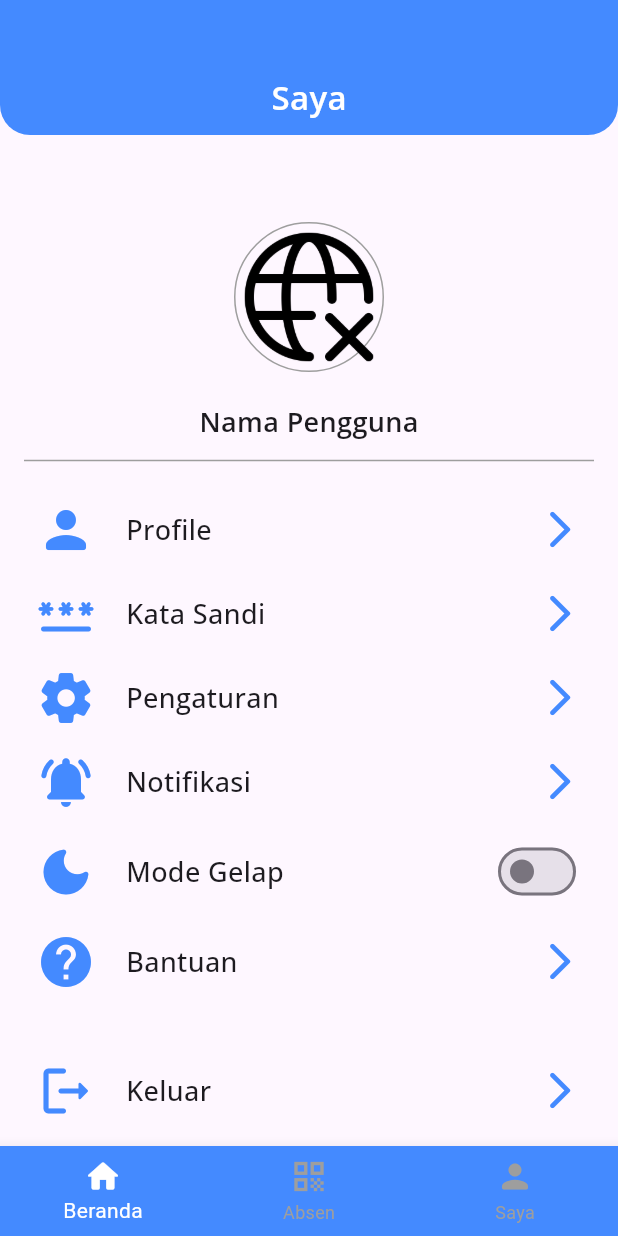
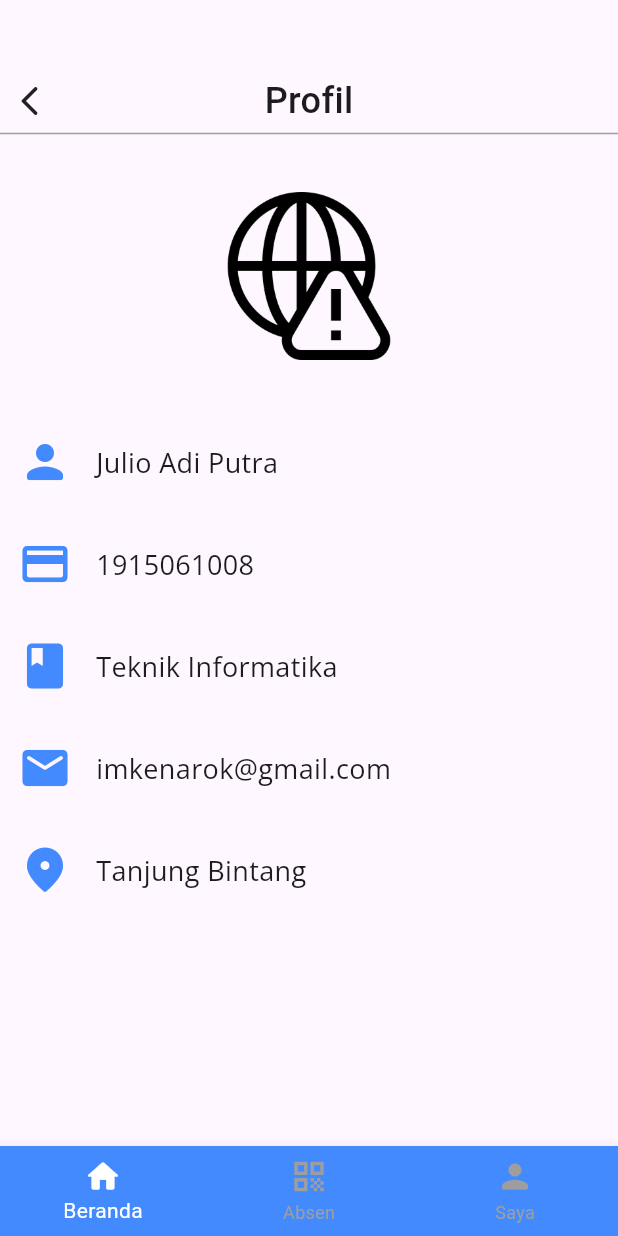
Before and after one commit to jujuupanda/sistem_informasi_management, a Flutter app: the ProfilePage screen opened by its route, after a tap on "Profile", on a phone screen of 412 x 824 dp. Run offline on Flutter 3.47's test engine with Material 3 defaults, Android fonts, the phone set to English and light mode, and no system bars; our stand-ins replace bloc, connectivity_plus, equatable, flutter_bloc, gap, go_router and 3 more; accounts and stored records are empty; network calls fail.

Commit message:
develop user info profile page

```diff
--- a/lib/src/presentation/pages/choice/choice.dart
+++ b/lib/src/presentation/pages/choice/choice.dart
@@ -1,9 +1,8 @@
 import 'package:flutter/material.dart';
 import 'package:gap/gap.dart';
-import 'package:go_router/go_router.dart';
-import 'package:sistem_informasi_sekolah/src/utils/assets.dart';
 
 import '../../../routes/name_routes.dart';
+import '../../../utils/utils.dart';
 import '../../widgets/choice/choice_widget.dart';
 
 class ChoicePage extends StatefulWidget {
--- a/lib/src/presentation/pages/profile/profile.dart
+++ b/lib/src/presentation/pages/profile/profile.dart
@@ -224,7 +224,9 @@ class _ProfilePageState extends State<ProfilePage> {
                             const Gap(10),
                             ProfileMenu(
                               name: "Profile",
-                              onTap: () {},
+                              onTap: () {
+                                context.pushNamed(Routes.userInfo);
+                              },
                               icon: Icons.person_rounded,
                             ),
                             ProfileMenu(
--- /dev/null
+++ b/lib/src/presentation/pages/profile/user_info.dart
@@ -0,0 +1,74 @@
+import 'package:flutter/material.dart';
+import 'package:gap/gap.dart';
+
+import '../../../utils/utils.dart';
+import '../../widgets/general/general_widget.dart';
+import '../../widgets/profile/profile_widget.dart';
+
+class UserInfoPage extends StatefulWidget {
+  const UserInfoPage({super.key});
+
+  @override
+  State<UserInfoPage> createState() => _UserInfoPageState();
+}
+
+///TODO: change Text to Text Form Field
+class _UserInfoPageState extends State<UserInfoPage> {
+  @override
+  Widget build(BuildContext context) {
+    return Scaffold(
+      body: Column(
+        children: [
+          const HeaderPage(name: "Profil"),
+          const Gap(30),
+          Expanded(
+            child: SingleChildScrollView(
+              padding: EdgeInsets.zero,
+              child: Column(
+                children: [
+                  Container(
+                    height: 120,
+                    width: 120,
+                    decoration: const BoxDecoration(),
+                    child: Padding(
+                      padding: const EdgeInsets.all(4),
+                      child: Image.asset(
+                        imageWarnConn,
+                        scale: 1,
+                      ),
+                    ),
+                  ),
+                  const Gap(30),
+                  UserInfoProfile(
+                    onTap: () {},
+                    name: "Julio Adi Putra",
+                    icon: Icons.person_rounded,
+                  ),
+                  UserInfoProfile(
+                    onTap: () {},
+                    name: "1915061008",
+                    icon: Icons.credit_card_rounded,
+                  ),
+                  UserInfoProfile(
+                    onTap: () {},
+                    name: "Teknik Informatika",
+                    icon: Icons.class_rounded,
+                  ),
+                  UserInfoProfile(
+                    onTap: () {},
+                    name: "imkenarok@gmail.com",
+                    icon: Icons.email_rounded,
+                  ),
+                  UserInfoProfile(
+                      onTap: () {},
+                      name: "Tanjung Bintang",
+                      icon: Icons.location_on_rounded)
+                ],
+              ),
+            ),
+          )
+        ],
+      ),
+    );
+  }
+}
--- a/lib/src/presentation/pages/splash/splash.dart
+++ b/lib/src/presentation/pages/splash/splash.dart
@@ -1,11 +1,10 @@
 import 'dart:async';
 
 import 'package:flutter/material.dart';
-import 'package:go_router/go_router.dart';
-import 'package:sistem_informasi_sekolah/src/data/bloc/auth/auth_bloc.dart';
-import 'package:sistem_informasi_sekolah/src/utils/assets.dart';
 
+import '../../../data/bloc/auth/auth_bloc.dart';
 import '../../../routes/name_routes.dart';
+import '../../../utils/utils.dart';
 
 class SplashPage extends StatefulWidget {
   const SplashPage({super.key});
--- a/lib/src/presentation/widgets/choice/button.dart
+++ b/lib/src/presentation/widgets/choice/button.dart
@@ -1,4 +1,4 @@
-import 'package:flutter/material.dart';
+part of 'choice_widget.dart';
 
 class ButtonChoice extends StatefulWidget {
   final VoidCallback? onTap;
--- a/lib/src/presentation/widgets/choice/choice_widget.dart
+++ b/lib/src/presentation/widgets/choice/choice_widget.dart
@@ -1 +1,3 @@
-export 'button.dart';
+import 'package:flutter/material.dart';
+
+part 'button.dart';
--- a/lib/src/presentation/widgets/general/general_widget.dart
+++ b/lib/src/presentation/widgets/general/general_widget.dart
@@ -1,5 +1,5 @@
 import 'package:flutter/material.dart';
-import 'package:go_router/go_router.dart';
+import 'package:gap/gap.dart';
 import 'package:shared_preferences/shared_preferences.dart';
 
 import '../../../routes/name_routes.dart';
@@ -7,3 +7,4 @@ import '../../../routes/name_routes.dart';
 part 'loading_widget.dart';
 part 'logout_button.dart';
 part 'pop_scope.dart';
+part 'header_page.dart';
--- /dev/null
+++ b/lib/src/presentation/widgets/general/header_page.dart
@@ -0,0 +1,54 @@
+part of 'general_widget.dart';
+class HeaderPage extends StatelessWidget {
+  final String name;
+
+  const HeaderPage({super.key, required this.name});
+
+  @override
+  Widget build(BuildContext context) {
+    return Column(
+      children: [
+        const Gap(50),
+        Padding(
+          padding: const EdgeInsets.symmetric(horizontal: 4),
+          child: Row(
+            crossAxisAlignment: CrossAxisAlignment.center,
+            children: [
+              InkWell(
+                borderRadius: BorderRadius.circular(8),
+                onTap: () {
+                  context.pop();
+                },
+                child: const Padding(
+                  padding: EdgeInsets.all(4),
+                  child: Icon(Icons.arrow_back_ios_rounded),
+                ),
+              ),
+              Expanded(
+                child: Center(
+                  child: Text(
+                    name,
+                    style:
+                    const TextStyle(fontWeight: FontWeight.w500, fontSize: 24),
+                  ),
+                ),
+              ),
+              const Padding(
+                padding: EdgeInsets.all(4),
+                child: Icon(
+                  Icons.settings_rounded,
+                  color: Colors.transparent,
+                ),
+              ),
+            ],
+          ),
+        ),
+        const Divider(
+          height: 10,
+          thickness: 1,
+          color: Colors.grey,
+        ),
+      ],
+    );
+  }
+}
--- a/lib/src/presentation/widgets/profile/profile_widget.dart
+++ b/lib/src/presentation/widgets/profile/profile_widget.dart
@@ -3,3 +3,4 @@ import 'package:gap/gap.dart';
 import 'package:google_fonts/google_fonts.dart';
 
 part  'profile_menu.dart';
+part 'user_info.dart';
--- /dev/null
+++ b/lib/src/presentation/widgets/profile/user_info.dart
@@ -0,0 +1,38 @@
+part of 'profile_widget.dart';
+
+class UserInfoProfile extends StatelessWidget {
+  const UserInfoProfile({
+    super.key,
+    required this.onTap,
+    required this.name,
+    required this.icon
+  });
+
+  final VoidCallback onTap;
+  final String name;
+  final IconData icon;
+
+  @override
+  Widget build(BuildContext context) {
+    return InkWell(
+      onTap: onTap,
+      child: Padding(
+        padding: const EdgeInsets.symmetric(vertical: 16, horizontal: 12),
+        child: Row(
+          children: [
+            Icon(
+              icon,
+              color: Colors.blueAccent,
+              size: 36,
+            ),
+            const Gap(16),
+            Text(
+              name,
+              style: GoogleFonts.openSans(fontSize: 18),
+            )
+          ],
+        ),
+      ),
+    );
+  }
+}
--- a/lib/src/routes/name_routes.dart
+++ b/lib/src/routes/name_routes.dart
@@ -10,6 +10,7 @@ abstract class Routes {
    static const splash = "splash";
    static const choice = "choice";
    static const profile = "profile";
+   static const userInfo = "userInfo";
    static const presence = "presence";
 
 }
--- a/lib/src/routes/routes_app.dart
+++ b/lib/src/routes/routes_app.dart
@@ -1,5 +1,6 @@
 import 'package:flutter/cupertino.dart';
 import 'package:sistem_informasi_sekolah/src/data/models/event_model.dart';
+import 'package:sistem_informasi_sekolah/src/presentation/pages/profile/user_info.dart';
 
 import '../presentation/pages/choice/choice.dart';
 import '../presentation/pages/event/detail_event.dart';
@@ -86,6 +87,15 @@ final GoRouter router = GoRouter(
               builder: (context, state) {
                 return const ProfilePage();
               },
+              routes: [
+                GoRoute(
+                  path: 'userInfo',
+                  name: Routes.userInfo,
+                  builder: (context, state) {
+                    return const UserInfoPage();
+                  },
+                ),
+              ]
             ),
           ],
         ),
```
Also changed, not shown: lib/src/presentation/pages/event/detail_event.dart (+4 -77 lines), lib/src/presentation/pages/event/event.dart (+5 -103 lines), lib/src/presentation/widgets/event/detail_event_card.dart (added, +48 -0 lines), lib/src/presentation/widgets/event/event_card.dart (added, +73 -0 lines), lib/src/presentation/widgets/event/event_widget.dart (added, +10 -0 lines).
